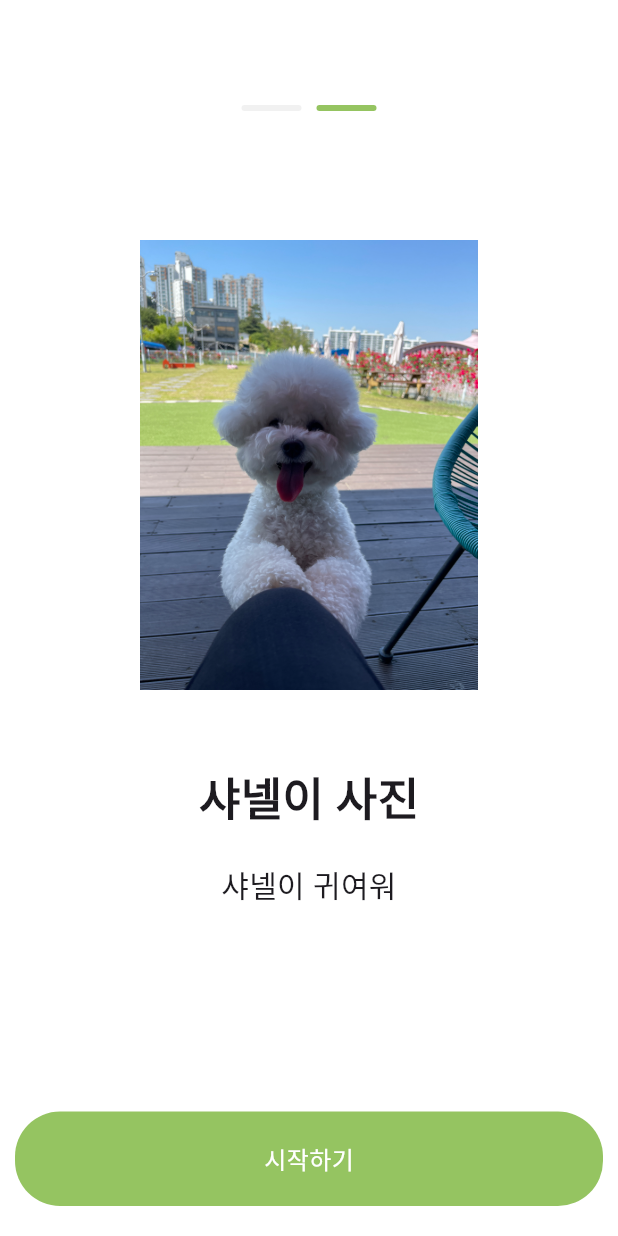
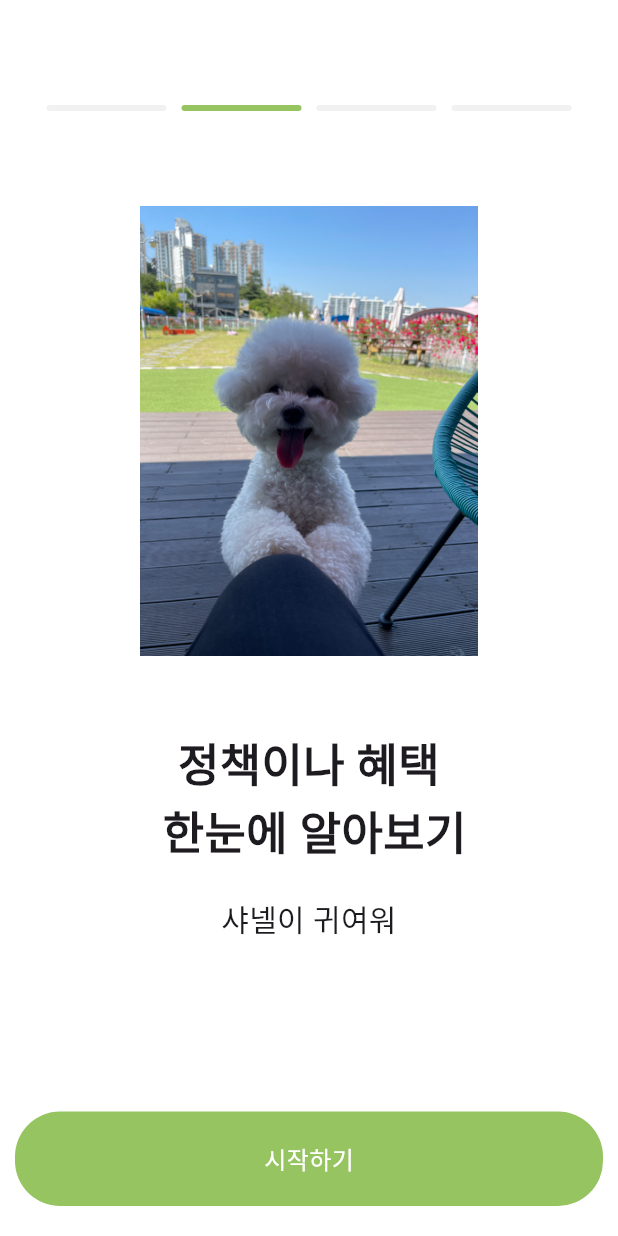
Before and after one commit to aivle-farmpedia/fronted, a Flutter app: the screen it shows after launch, swiped to page 2, on a phone screen of 412 x 824 dp. Run offline on Flutter 3.47's test engine with Material 3 defaults, Android fonts, the phone set to English and light mode, and no system bars; our stand-ins replace shared_preferences.

Commit message:
start_screen UI 수정

```diff
--- a/farmpedia/lib/screens/home_screen.dart
+++ b/farmpedia/lib/screens/home_screen.dart
@@ -1,3 +1,4 @@
+import 'package:farmpedia/widgets/backpage_widget.dart';
 import 'package:farmpedia/widgets/home_menu_widget.dart';
 import 'package:farmpedia/widgets/menu_widget.dart';
 import 'package:flutter/material.dart';
@@ -101,6 +102,9 @@ class _HomeScreenState extends State<HomeScreen> {
       home: Scaffold(
         backgroundColor: Colors.white,
         appBar: AppBar(
+          leading: BackpageWidget(
+            beforeContext: context,
+          ),
           actions: const [MenuWidget()],
           title: const Text(
             '귀농백과',
--- a/farmpedia/lib/screens/start_screen.dart
+++ b/farmpedia/lib/screens/start_screen.dart
@@ -110,8 +110,18 @@ class _HomeScreenState extends State<StartScreen>
   }
 
   FutureBuilder imageList(Future<List<String>> images) {
-    final List<String> words = ['귀농백과1', '샤넬이 사진'];
-    final List<String> stances = ['다양한 농사 지식을 습득하세요\n 초보 농부를 위한 앱', '샤넬이 귀여워'];
+    final List<String> words = [
+      '귀농백과1',
+      '정책이나 혜택\n 한눈에 알아보기',
+      'GPT에게 물어봐!',
+      '귀농을 향한 첫 발걸음'
+    ];
+    final List<String> stances = [
+      '다양한 농사 지식을 습득하세요\n 초보 농부를 위한 앱',
+      '샤넬이 귀여워',
+      '귀농 지피티가 여러분의 궁금점을\n 해결해드릴게요',
+      '귀농백과에서 다 알려드립니다!'
+    ];
 
     return FutureBuilder(
       future: images,
@@ -159,6 +169,7 @@ class _HomeScreenState extends State<StartScreen>
                 width: 400,
                 child: Column(
                   mainAxisAlignment: MainAxisAlignment.center,
+                  crossAxisAlignment: CrossAxisAlignment.center,
                   children: [
                     Image.asset(
                       imagePaths[index],
@@ -169,6 +180,7 @@ class _HomeScreenState extends State<StartScreen>
                     ),
                     Text(
                       words[index],
+                      textAlign: TextAlign.center,
                       style: const TextStyle(
                         fontSize: 30,
                         fontWeight: FontWeight.w900,
--- a/farmpedia/lib/widgets/custom_pagebar_widget.dart
+++ b/farmpedia/lib/widgets/custom_pagebar_widget.dart
@@ -22,7 +22,7 @@ class CustomPagebar extends StatelessWidget {
           builder: (context, child) {
             return Container(
               margin: const EdgeInsets.symmetric(horizontal: 5),
-              width: 40,
+              width: 80,
               height: 4,
               decoration: BoxDecoration(
                 color: controller?.index == index
```
Also changed, not shown: farmpedia/images/main_image3.jpeg (added), farmpedia/images/main_image4.jpeg (added).
